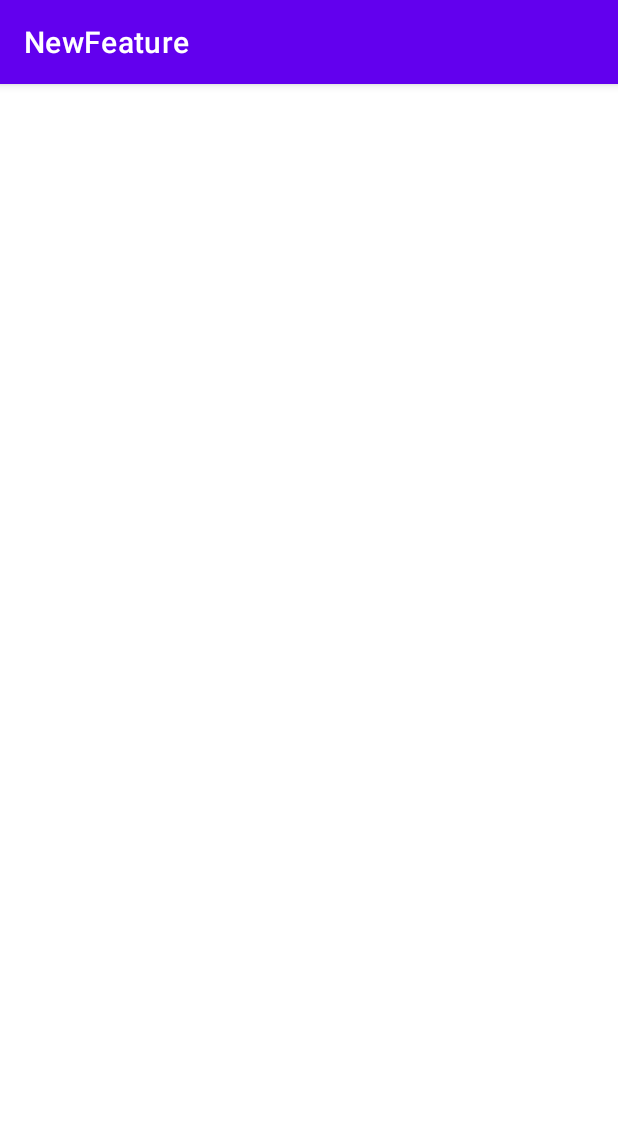
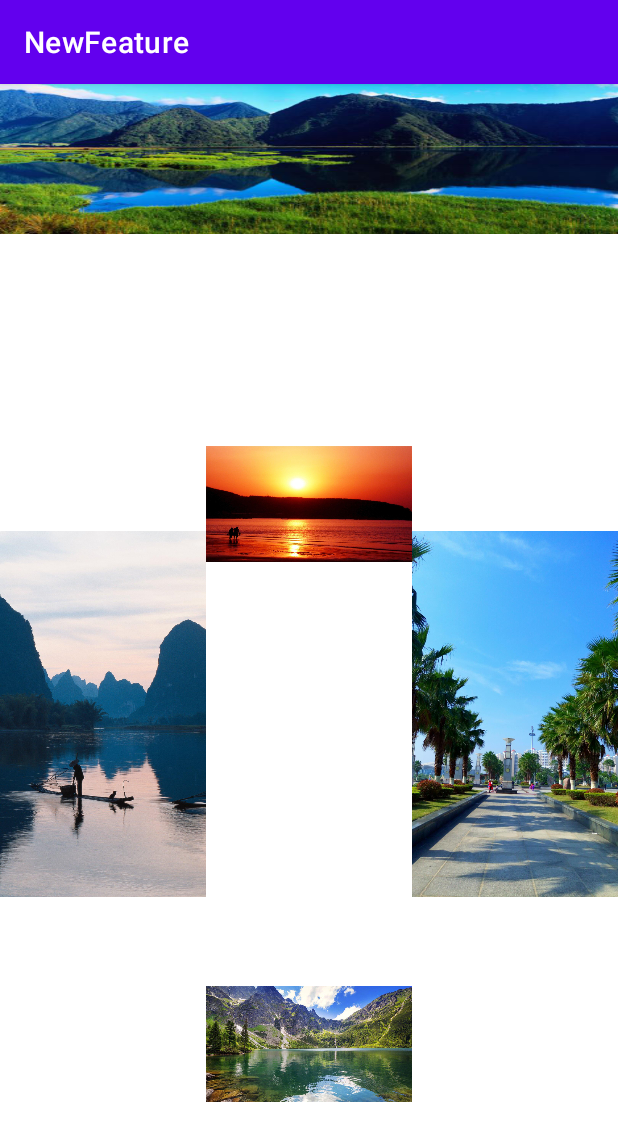
Before and after one commit to yeeyugo/NewFeature, an Android app: the StaggeredActivity screen opened directly, with no data from a screen before it, on a phone screen of 412 x 824 dp. Shown: the top 1141 px of the screen. Run offline under Robolectric (Android 15) with nearby library versions, the phone set to English and light mode, and no system bars.

Commit message:
[NewFeature][feat]:新增androidx的RecyclerView使用staggered

```diff
--- a/app/src/main/java/com/yee/feature/recycler/RecyclerAdapter.java
+++ b/app/src/main/java/com/yee/feature/recycler/RecyclerAdapter.java
@@ -96,12 +96,13 @@ public abstract class RecyclerAdapter<T> extends RecyclerView.Adapter<RecyclerVH
     public void onViewAttachedToWindow(@NonNull RecyclerVH holder) {
         super.onViewAttachedToWindow(holder);
         ViewGroup.LayoutParams layoutParams = holder.itemView.getLayoutParams();
-        if (layoutParams instanceof StaggeredGridLayoutManager.LayoutParams
-                && holder.getLayoutPosition() == 0) {
-            StaggeredGridLayoutManager.LayoutParams lp =
-                    (StaggeredGridLayoutManager.LayoutParams) layoutParams;
-            //如果是瀑布流布局，则头布局占一整行
-            lp.setFullSpan(true);
+        if (layoutParams instanceof StaggeredGridLayoutManager.LayoutParams) {
+            if (holder.getLayoutPosition() == 0) {
+                StaggeredGridLayoutManager.LayoutParams lp =
+                        (StaggeredGridLayoutManager.LayoutParams) layoutParams;
+                //如果是瀑布流布局，则头布局占一整行
+                lp.setFullSpan(true);
+            }
         }
     }
 
--- a/app/src/main/java/com/yee/feature/ui/activity/StaggeredActivity.java
+++ b/app/src/main/java/com/yee/feature/ui/activity/StaggeredActivity.java
@@ -1,19 +1,31 @@
 package com.yee.feature.ui.activity;
 
 import androidx.appcompat.app.AppCompatActivity;
+import androidx.recyclerview.widget.DefaultItemAnimator;
+import androidx.recyclerview.widget.DividerItemDecoration;
 import androidx.recyclerview.widget.RecyclerView;
+import androidx.recyclerview.widget.StaggeredGridLayoutManager;
 
 import android.os.Bundle;
+import android.util.Log;
 
 import com.yee.feature.R;
+import com.yee.feature.recycler.RecyclerAdapter;
+import com.yee.feature.ui.adapter.StaggeredAdapter;
+import com.yee.feature.ui.bean.StaggeredBean;
+
+import java.util.ArrayList;
+import java.util.List;
 
 public class StaggeredActivity extends AppCompatActivity {
+    public static final String TAG = "StaggeredActivity";
 
     @Override
     protected void onCreate(Bundle savedInstanceState) {
         super.onCreate(savedInstanceState);
         setContentView(R.layout.activity_header);
-
+        List<StaggeredBean> data = new ArrayList<>();
+        data.add(new StaggeredBean(0, R.drawable.header1));
         int[] images = {
                 R.drawable.meijing1,
                 R.drawable.meijing2,
@@ -96,6 +108,32 @@ public class StaggeredActivity extends AppCompatActivity {
                 R.drawable.meijing79,
                 R.drawable.meijing80
         };
+
+        for (int i = 0; i < images.length; i++) {
+            data.add(new StaggeredBean(1, images[i]));
+        }
+        data.add(new StaggeredBean(10, -1));
+        StaggeredAdapter adapter = new StaggeredAdapter(data);
+
         RecyclerView rvStaggered = findViewById(R.id.rv_wrapper);
+        rvStaggered.setLayoutManager(new StaggeredGridLayoutManager(3,
+                StaggeredGridLayoutManager.VERTICAL));
+//        rvStaggered.addItemDecoration(new DividerItemDecoration(this,
+//                DividerItemDecoration.VERTICAL));
+        rvStaggered.setItemAnimator(new DefaultItemAnimator());
+        rvStaggered.setAdapter(adapter);
+
+        adapter.setRecyclerClickListener(new RecyclerAdapter.RecyclerClickListener() {
+            @Override
+            public void onItemClick(int position) {
+                Log.i(TAG, "item click:" + position);
+            }
+
+            @Override
+            public void onItemLongClick(int position) {
+
+            }
+        });
+
     }
 }
--- a/app/src/main/java/com/yee/feature/ui/adapter/GridAdapter.java
+++ b/app/src/main/java/com/yee/feature/ui/adapter/GridAdapter.java
@@ -57,7 +57,7 @@ public class GridAdapter extends RecyclerAdapter<GridBean> {
     @Override
     public void bindData(RecyclerVH holder, GridBean data, int position) {
         if (data.getViewType() == TYPE_HEADER) {
-            holder.addOnClickListener(R.id.iv_header, new View.OnClickListener() {
+            holder.addOnClickListener(R.id.iv_grid, new View.OnClickListener() {
                 @Override
                 public void onClick(View v) {
                     Log.i(TAG, "header click");
@@ -72,8 +72,8 @@ public class GridAdapter extends RecyclerAdapter<GridBean> {
                 }
             });
         } else {
-            holder.setImageRes(R.id.iv_header, data.getImageId())
-                    .addOnClickListener(R.id.iv_header, new View.OnClickListener() {
+            holder.setImageRes(R.id.iv_grid, data.getImageId())
+                    .addOnClickListener(R.id.iv_grid, new View.OnClickListener() {
                         @Override
                         public void onClick(View v) {
                             Log.i(TAG, "item inner image click");
--- a/app/src/main/java/com/yee/feature/ui/adapter/MainActivityAdapter.java
+++ b/app/src/main/java/com/yee/feature/ui/adapter/MainActivityAdapter.java
@@ -58,7 +58,7 @@ public class MainActivityAdapter extends RecyclerAdapter<MainBean> {
     @Override
     public void bindData(RecyclerVH holder, MainBean data, int position) {
         if (data.getItemType() == TYPE_HEADER) {
-            holder.addOnClickListener(R.id.iv_header, new View.OnClickListener() {
+            holder.addOnClickListener(R.id.iv_grid, new View.OnClickListener() {
                 @Override
                 public void onClick(View v) {
                     Log.i(TAG, "click header...");
--- /dev/null
+++ b/app/src/main/java/com/yee/feature/ui/adapter/StaggeredAdapter.java
@@ -0,0 +1,80 @@
+package com.yee.feature.ui.adapter;
+
+import android.util.Log;
+import android.view.LayoutInflater;
+import android.view.View;
+import android.view.ViewGroup;
+
+import androidx.annotation.NonNull;
+
+import com.yee.feature.R;
+import com.yee.feature.recycler.RecyclerAdapter;
+import com.yee.feature.recycler.RecyclerVH;
+import com.yee.feature.ui.bean.StaggeredBean;
+
+import java.util.List;
+
+/**
+ * Create by: Bean
+ * Create on: 2021/1/25 6:54
+ * Description:
+ */
+public class StaggeredAdapter extends RecyclerAdapter<StaggeredBean> {
+    public static final String TAG = "StaggerAdapter";
+
+    public StaggeredAdapter(List<StaggeredBean> data) {
+        super(data);
+    }
+
+    @Override
+    public int getItemViewType(int position) {
+        int viewType = mData.get(position).getViewType();
+        switch (viewType) {
+            case 0:
+                return TYPE_HEADER;
+            case 10:
+                return TYPE_FOOTER;
+            default:
+                return TYPE_ONE;
+        }
+    }
+
+    @NonNull
+    @Override
+    public RecyclerVH onCreateViewHolder(@NonNull ViewGroup parent, int viewType) {
+        View view;
+        switch (viewType) {
+            case TYPE_HEADER:
+                view = LayoutInflater.from(parent.getContext()).inflate(R.layout.item_header,
+                        parent, false);
+                break;
+            case TYPE_FOOTER:
+                view = LayoutInflater.from(parent.getContext()).inflate(R.layout.item_footer,
+                        parent, false);
+                break;
+            default:
+                view = LayoutInflater.from(parent.getContext()).inflate(R.layout.item_staggered,
+                        parent, false);
+        }
+        return new RecyclerVH(view);
+    }
+
+    @Override
+    public void bindData(RecyclerVH holder, StaggeredBean data, int position) {
+        int viewType = data.getViewType();
+        switch (viewType) {
+            case TYPE_HEADER:
+            case TYPE_FOOTER:
+                break;
+            default:
+                holder.setImageRes(R.id.iv_staggered, data.getImageId())
+                        .addOnLongClickListener(R.id.iv_staggered, new View.OnLongClickListener() {
+                            @Override
+                            public boolean onLongClick(View v) {
+                                Log.i(TAG, "image long click");
+                                return true;
+                            }
+                        });
+        }
+    }
+}
--- /dev/null
+++ b/app/src/main/java/com/yee/feature/ui/bean/StaggeredBean.java
@@ -0,0 +1,36 @@
+package com.yee.feature.ui.bean;
+
+/**
+ * Create by: Bean
+ * Create on: 2021/1/25 6:59
+ * Description:
+ */
+public class StaggeredBean {
+    private int viewType;
+    private int imageId;
+
+    public StaggeredBean(int imageId) {
+        this.imageId = imageId;
+    }
+
+    public StaggeredBean(int viewType, int imageId) {
+        this.viewType = viewType;
+        this.imageId = imageId;
+    }
+
+    public int getViewType() {
+        return viewType;
+    }
+
+    public void setViewType(int viewType) {
+        this.viewType = viewType;
+    }
+
+    public int getImageId() {
+        return imageId;
+    }
+
+    public void setImageId(int imageId) {
+        this.imageId = imageId;
+    }
+}
--- a/app/src/main/res/layout/item_header.xml
+++ b/app/src/main/res/layout/item_header.xml
@@ -6,7 +6,7 @@
     android:layout_height="wrap_content">
 
     <ImageView
-        android:id="@+id/iv_header"
+        android:id="@+id/iv_grid"
         android:layout_width="match_parent"
         android:layout_height="wrap_content"
         android:src="@drawable/header1"
--- /dev/null
+++ b/app/src/main/res/layout/item_staggered.xml
@@ -0,0 +1,15 @@
+<?xml version="1.0" encoding="utf-8"?>
+<LinearLayout
+    xmlns:android="http://schemas.android.com/apk/res/android"
+    android:orientation="vertical"
+    android:layout_width="wrap_content"
+    android:layout_height="wrap_content">
+
+    <ImageView
+        android:id="@+id/iv_staggered"
+        android:layout_width="wrap_content"
+        android:layout_height="wrap_content"
+        android:src="@drawable/yangmi1"
+        android:scaleType="centerInside"/>
+
+</LinearLayout>
```
Also changed, not shown: app/src/main/java/com/yee/feature/ui/adapter/HeaderAdapter.java (+4 -4 lines).
